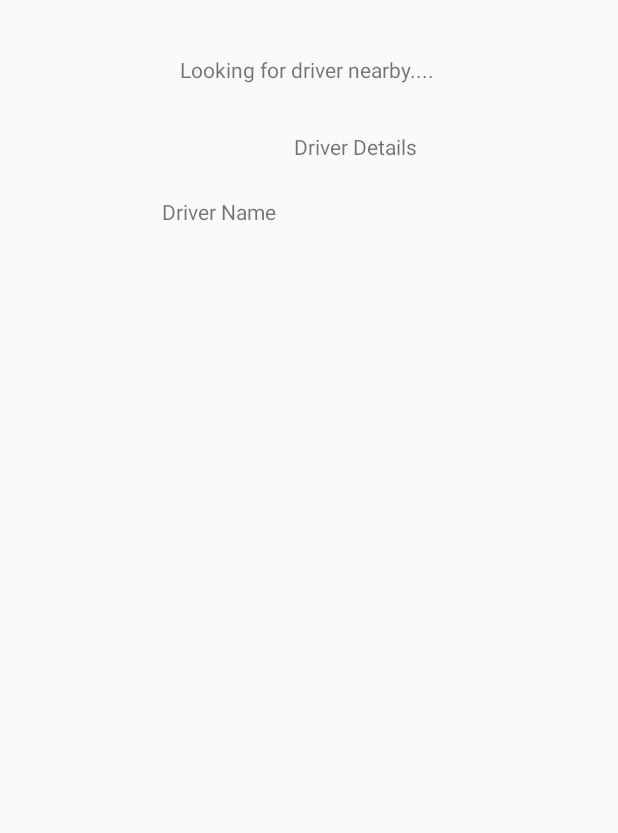
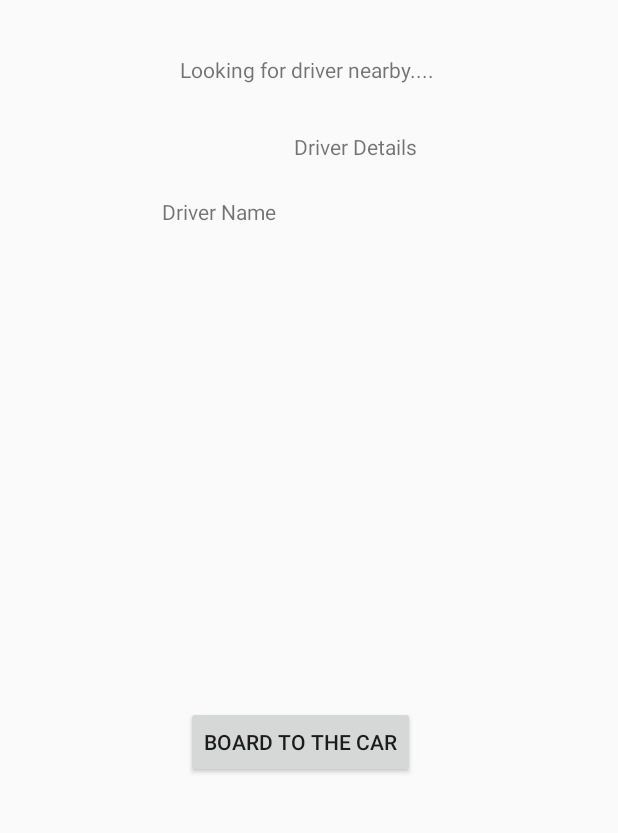
Before and after one commit to Nimitlambton/ServiceOnPassenger, an Android app: the ConfirmRide screen opened directly, with no data from a screen before it, on a phone screen of 412 x 824 dp, the part 137-970 px from its top. Run offline under Robolectric (Android 15) with nearby library versions, the phone set to English and light mode, and no system bars; our stand-ins replace Firebase (no records; nobody signed in at launch, a user with empty details on screens opened directly); libraries missing offline, so code that uses them is left out: com.google.maps.android.

```diff
--- a/app/src/main/res/layout/activity_confirm_ride.xml
+++ b/app/src/main/res/layout/activity_confirm_ride.xml
@@ -7,15 +7,14 @@
     tools:context=".AppActivity.ConfirmRide">
 
 
-
-    <fragment xmlns:android="http://schemas.android.com/apk/res/android"
-        xmlns:map="http://schemas.android.com/apk/res-auto"
-        xmlns:tools="http://schemas.android.com/tools"
+    <fragment
         android:id="@+id/map"
         android:name="com.google.android.gms.maps.SupportMapFragment"
         android:layout_width="match_parent"
         android:layout_height="match_parent"
-        tools:context=".AppActivity.MapAct" />
+        tools:context=".AppActivity.MapAct"
+        tools:layout_editor_absoluteX="0dp"
+        tools:layout_editor_absoluteY="0dp" />
 
     <TextView
         android:id="@+id/status"
@@ -46,4 +45,14 @@
         android:text="Driver Details"
         app:layout_constraintStart_toStartOf="parent"
         app:layout_constraintTop_toBottomOf="@+id/status" />
+
+    <Button
+        android:id="@+id/board"
+        android:layout_width="wrap_content"
+        android:layout_height="wrap_content"
+        android:layout_marginStart="124dp"
+        android:layout_marginTop="320dp"
+        android:text="Board to the car"
+        app:layout_constraintStart_toStartOf="parent"
+        app:layout_constraintTop_toBottomOf="@+id/dname" />
 </androidx.constraintlayout.widget.ConstraintLayout>
```
Also changed, not shown: app/src/main/java/com/lambtonserviceon/AppActivity/ConfirmRide.kt (+29 -1 lines), app/src/main/java/com/lambtonserviceon/AppActivity/rideDetails.kt (+4 -4 lines).
